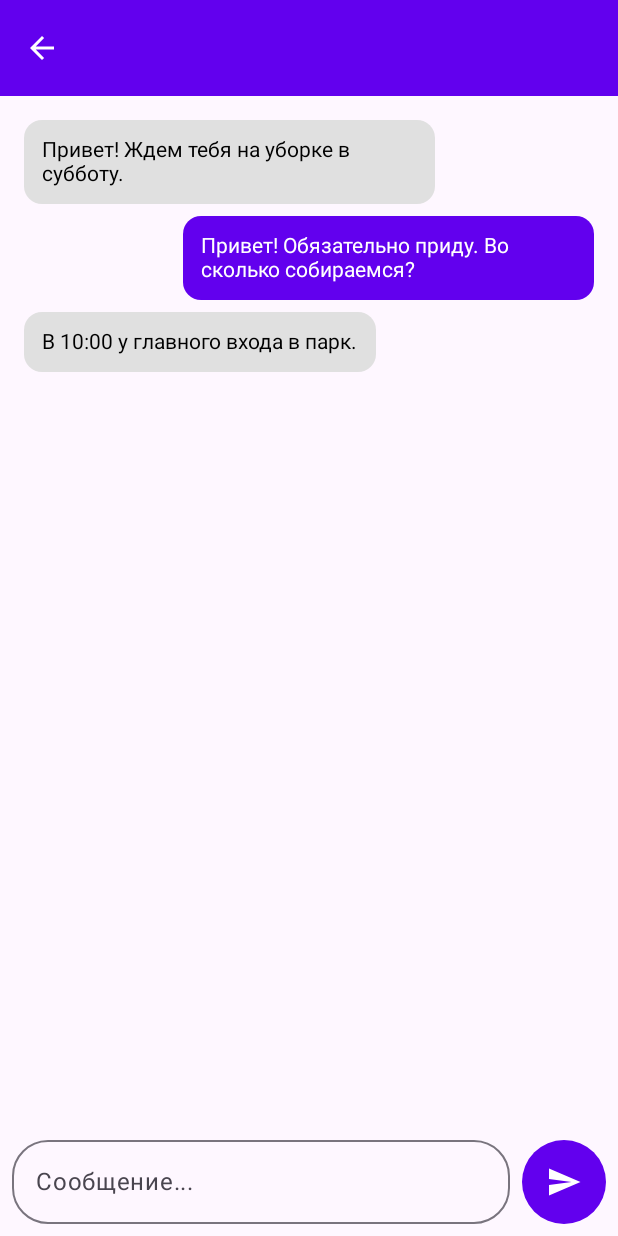
After one commit to kwerbert/volunteer_plus, an Android app built with Jetpack Compose: the composable ChatDetailScreen called with empty values, on a phone screen of 412 x 824 dp. The commit adds this screen. Run offline under Robolectric (Android 15) with nearby library versions, the phone set to English and light mode, and no system bars.

Commit message:
feat: добавлен экран переписки ChatDetailScreen и переход по клику

```diff
--- /dev/null
+++ b/android/app/src/main/java/com/example/myapplication/ui/screens/ChatDetailScreen.kt
@@ -0,0 +1,103 @@
+package com.example.myapplication.ui.screens
+
+import androidx.compose.foundation.background
+import androidx.compose.foundation.layout.*
+import androidx.compose.foundation.lazy.LazyColumn
+import androidx.compose.foundation.lazy.items
+import androidx.compose.foundation.shape.RoundedCornerShape
+import androidx.compose.material.icons.Icons
+import androidx.compose.material.icons.automirrored.filled.ArrowBack
+import androidx.compose.material.icons.automirrored.filled.Send
+import androidx.compose.material3.*
+import androidx.compose.runtime.*
+import androidx.compose.ui.Alignment
+import androidx.compose.ui.Modifier
+import androidx.compose.ui.graphics.Color
+import androidx.compose.ui.unit.dp
+import androidx.compose.ui.unit.sp
+
+data class Message(val id: Int, val text: String, val isMine: Boolean)
+
+@OptIn(ExperimentalMaterial3Api::class)
+@Composable
+fun ChatDetailScreen(
+    chatTitle: String,
+    onBackClick: () -> Unit
+) {
+    // Тестовые сообщения
+    val messages = listOf(
+        Message(1, "Привет! Ждем тебя на уборке в субботу.", false),
+        Message(2, "Привет! Обязательно приду. Во сколько собираемся?", true),
+        Message(3, "В 10:00 у главного входа в парк.", false)
+    )
+    var inputText by remember { mutableStateOf("") }
+
+    Column(modifier = Modifier.fillMaxSize()) {
+        // Верхняя панель с кнопкой Назад
+        TopAppBar(
+            title = { Text(chatTitle, color = Color.White) },
+            navigationIcon = {
+                IconButton(onClick = onBackClick) {
+                    Icon(Icons.AutoMirrored.Filled.ArrowBack, contentDescription = "Назад", tint = Color.White)
+                }
+            },
+            colors = TopAppBarDefaults.topAppBarColors(containerColor = Color(0xFF6200EE))
+        )
+
+        // Список сообщений
+        LazyColumn(
+            modifier = Modifier
+                .weight(1f)
+                .fillMaxWidth()
+                .padding(16.dp),
+            verticalArrangement = Arrangement.spacedBy(8.dp)
+        ) {
+            items(messages) { message ->
+                Row(
+                    modifier = Modifier.fillMaxWidth(),
+                    horizontalArrangement = if (message.isMine) Arrangement.End else Arrangement.Start
+                ) {
+                    Box(
+                        modifier = Modifier
+                            .background(
+                                color = if (message.isMine) Color(0xFF6200EE) else Color(0xFFE0E0E0),
+                                shape = RoundedCornerShape(12.dp)
+                            )
+                            .padding(12.dp)
+                            .widthIn(max = 250.dp)
+                    ) {
+                        Text(
+                            text = message.text,
+                            color = if (message.isMine) Color.White else Color.Black
+                        )
+                    }
+                }
+            }
+        }
+
+        // Поле ввода сообщения
+        Row(
+            modifier = Modifier
+                .fillMaxWidth()
+                .padding(8.dp),
+            verticalAlignment = Alignment.CenterVertically
+        ) {
+            OutlinedTextField(
+                value = inputText,
+                onValueChange = { inputText = it },
+                modifier = Modifier.weight(1f),
+                placeholder = { Text("Сообщение...") },
+                shape = RoundedCornerShape(24.dp)
+            )
+            Spacer(modifier = Modifier.width(8.dp))
+            IconButton(
+                onClick = { /* TODO: Отправка сообщения */ inputText = "" },
+                modifier = Modifier
+                    .background(Color(0xFF6200EE), RoundedCornerShape(50))
+                    .padding(4.dp)
+            ) {
+                Icon(Icons.AutoMirrored.Filled.Send, contentDescription = "Отправить", tint = Color.White)
+            }
+        }
+    }
+}
```
Also changed, not shown: android/app/src/main/java/com/example/myapplication/MainAppScreen.kt (+6 -13 lines), android/app/src/main/java/com/example/myapplication/ui/screens/ChatListScreen.kt (added, +127 -0 lines), android/app/src/main/java/com/example/myapplication/ui/viewmodels/ChatViewModel.kt (added, +30 -0 lines).
